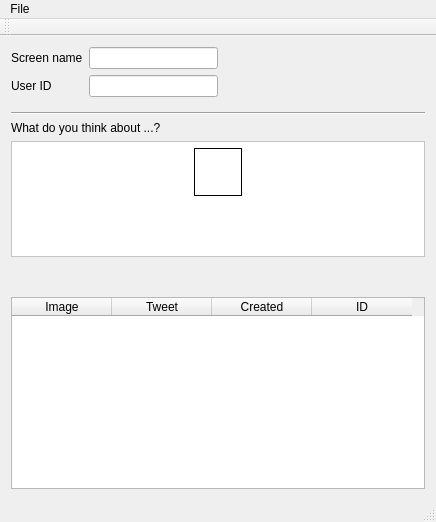
Above: mainwindow.ui from 607011/Twindicator before the change. Below: the same form after it.
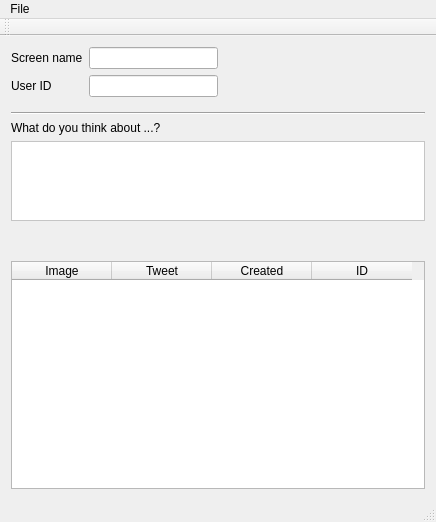
That is the form after the change. Icons and pictures are not drawn.

Diff of the .ui file:
```diff
--- a/mainwindow.ui
+++ b/mainwindow.ui
@@ -90,7 +90,7 @@
     <item>
      <widget class="QFrame" name="tweetFrame">
       <property name="sizePolicy">
-       <sizepolicy hsizetype="Expanding" vsizetype="MinimumExpanding">
+       <sizepolicy hsizetype="Expanding" vsizetype="Preferred">
         <horstretch>0</horstretch>
         <verstretch>0</verstretch>
        </sizepolicy>
@@ -101,6 +101,12 @@
         <height>80</height>
        </size>
       </property>
+      <property name="maximumSize">
+       <size>
+        <width>16777215</width>
+        <height>80</height>
+       </size>
+      </property>
       <property name="autoFillBackground">
        <bool>false</bool>
       </property>
@@ -149,7 +155,7 @@
             <string notr="true">background-color: white</string>
            </property>
            <property name="frameShape">
-            <enum>QFrame::Box</enum>
+            <enum>QFrame::NoFrame</enum>
            </property>
            <property name="text">
             <string/>
@@ -167,7 +173,7 @@
            <property name="sizeHint" stdset="0">
             <size>
              <width>20</width>
-             <height>40</height>
+             <height>0</height>
             </size>
            </property>
           </spacer>
@@ -235,6 +241,12 @@
     </item>
     <item>
      <widget class="QTableWidget" name="tableWidget">
+      <property name="sizePolicy">
+       <sizepolicy hsizetype="Expanding" vsizetype="Expanding">
+        <horstretch>0</horstretch>
+        <verstretch>0</verstretch>
+       </sizepolicy>
+      </property>
       <column>
        <property name="text">
         <string>Image</string>
```
Left out of the diff: 6 changed lines with no effect on the pictures.
